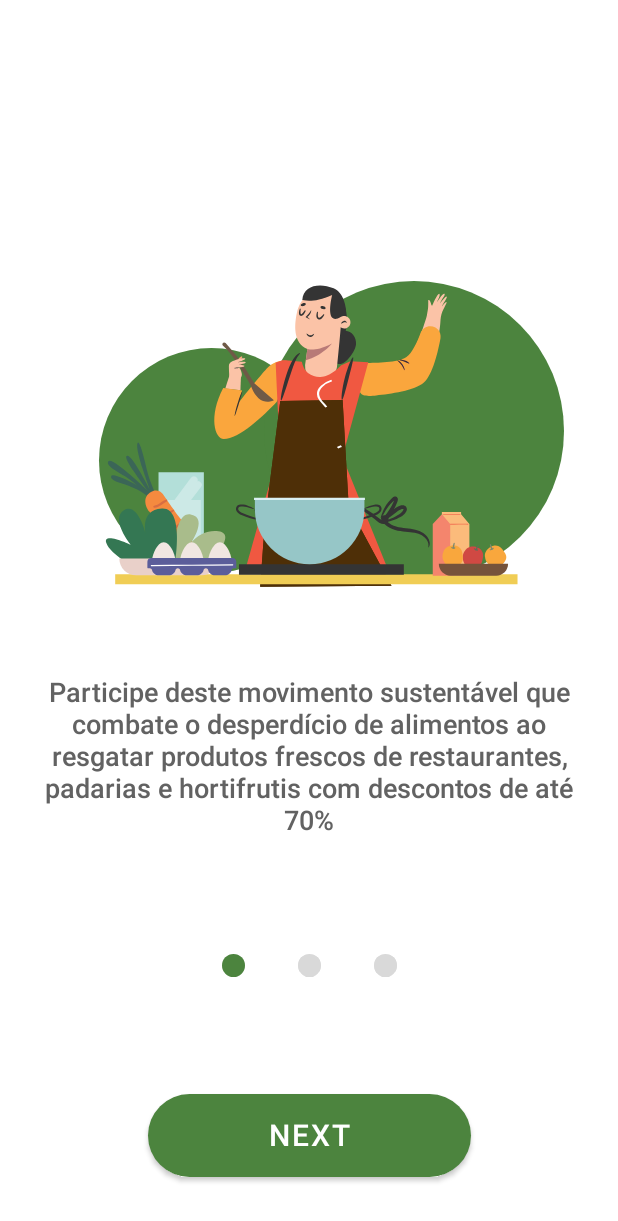
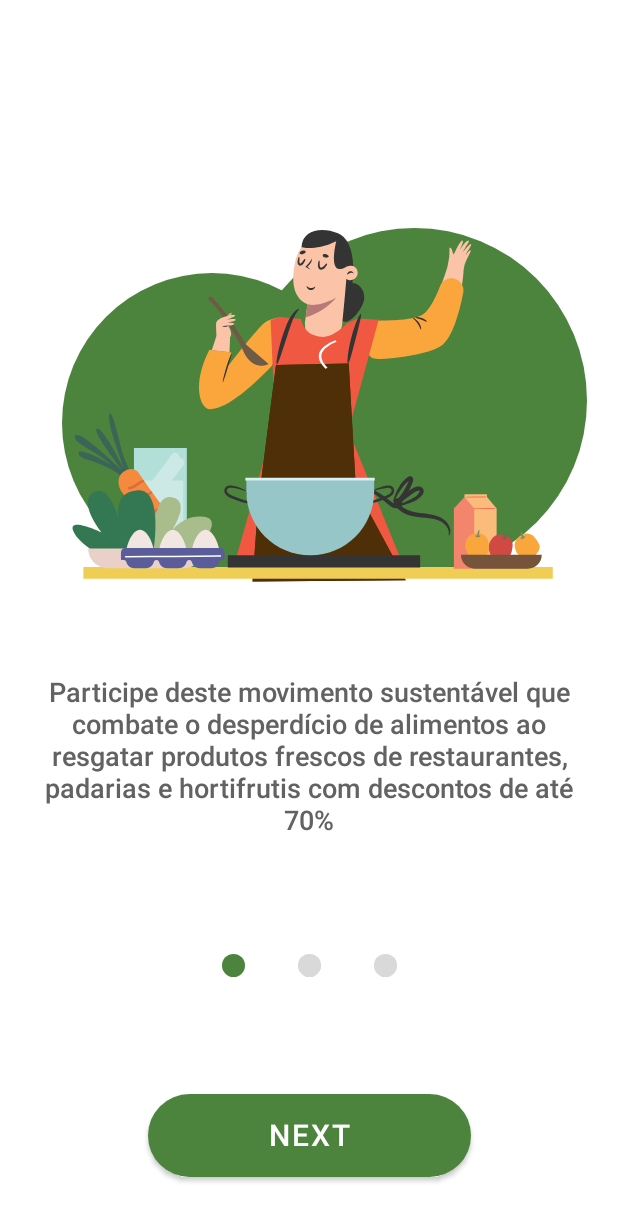
Before and after one commit to OswaldBarbosa/save-eats-mobile, an Android app built with Jetpack Compose: the composable FirstPresentationScreen shown on its own in the app's theme, on a phone screen of 412 x 824 dp. Shown: the top 1221 px of the screen. Run offline under Robolectric (Android 15) with nearby library versions, the light colour scheme and no system bars.

Commit message:
arrumando alguns erros

```diff
--- a/app/src/main/java/br/senai/sp/saveeats/MainActivity.kt
+++ b/app/src/main/java/br/senai/sp/saveeats/MainActivity.kt
@@ -30,7 +30,7 @@ class MainActivity : ComponentActivity() {
 
                 NavHost(
                     navController = navController,
-                    startDestination = "first_signup_screen"
+                    startDestination = "first_presentation_screen"
                 ) {
 
                     composable("splash_screen") {
--- a/app/src/main/java/br/senai/sp/saveeats/logincomponents/screen/LoginScreen.kt
+++ b/app/src/main/java/br/senai/sp/saveeats/logincomponents/screen/LoginScreen.kt
@@ -123,13 +123,19 @@ fun LoginScreen(
 
                 if (response.isSuccessful) {
 
+                    Log.e("TESTE", "login: ${response.body()}", )
+
                     val json = response.body().toString()
 
                     val jsonObject = JSONObject(json)
 
                     val clientObject = jsonObject.getJSONObject("clientes")
 
+                    Log.e("TESTE4", "login: $clientObject", )
+
                     val id = clientObject.getInt("id")
+
+                    Log.e("TESTE2", "login: $id", )
 
                     Toast.makeText(context, "Seja bem-vindo", Toast.LENGTH_SHORT).show()
                     localStorage.saveDataInt(context, id, "idClient")
--- a/app/src/main/java/br/senai/sp/saveeats/model/RetrofitFactory.kt
+++ b/app/src/main/java/br/senai/sp/saveeats/model/RetrofitFactory.kt
@@ -22,7 +22,7 @@ object RetrofitFactory {
 
     private var retrofitFactory = Retrofit
         .Builder()
-        .baseUrl(baseURL)
+        .baseUrl(baseURL3)
         .addConverterFactory(GsonConverterFactory.create())
         .build()
     fun getSignup(): SignupService {
--- a/app/src/main/java/br/senai/sp/saveeats/presentationcomponents/screen/FirstPresentationScreen.kt
+++ b/app/src/main/java/br/senai/sp/saveeats/presentationcomponents/screen/FirstPresentationScreen.kt
@@ -63,8 +63,8 @@ fun FirstPresentationScreen(navController: NavController) {
 
                     Surface (
                         modifier = Modifier
-                            .width(150.dp)
-                            .height(150.dp)
+                            .width(200.dp)
+                            .height(200.dp)
                             .offset(x = 10.dp, y = 120.dp),
                         color = Color(76,132,62),
                         shape = CircleShape
@@ -72,16 +72,16 @@ fun FirstPresentationScreen(navController: NavController) {
 
                     Surface (
                         modifier = Modifier
-                            .width(200.dp)
-                            .height(200.dp)
-                            .offset(x = 120.dp, y = 75.dp),
+                            .width(230.dp)
+                            .height(230.dp)
+                            .offset(x = 130.dp, y = 90.dp),
                         color = Color(76,132,62),
                         shape = CircleShape
                     ) {}
 
                     LottieAnimation(
                         composition = composition,
-                        modifier = Modifier.size(300.dp),
+                        modifier = Modifier.size(350.dp),
                         iterations = LottieConstants.IterateForever
                     )
 
--- a/app/src/main/java/br/senai/sp/saveeats/service/ClientService.kt
+++ b/app/src/main/java/br/senai/sp/saveeats/service/ClientService.kt
@@ -7,7 +7,7 @@ import retrofit2.http.GET
 import retrofit2.http.Path
 
 interface ClientService {
-    @GET("/v1/saveeats/endereco/cliente/id/{id}")
+    @GET("/v1/saveeats/endereco/cliente/idcliente/{id}")
     fun getAddressClient(@Path("id") id: Int):Call<ClientAddressList>
 
 }
```
Also changed, not shown: app/src/main/java/br/senai/sp/saveeats/homecomponents/screen/HomeScreen.kt (+21 -15 lines), app/src/main/java/br/senai/sp/saveeats/model/ClientAddress.kt (+8 -7 lines).
